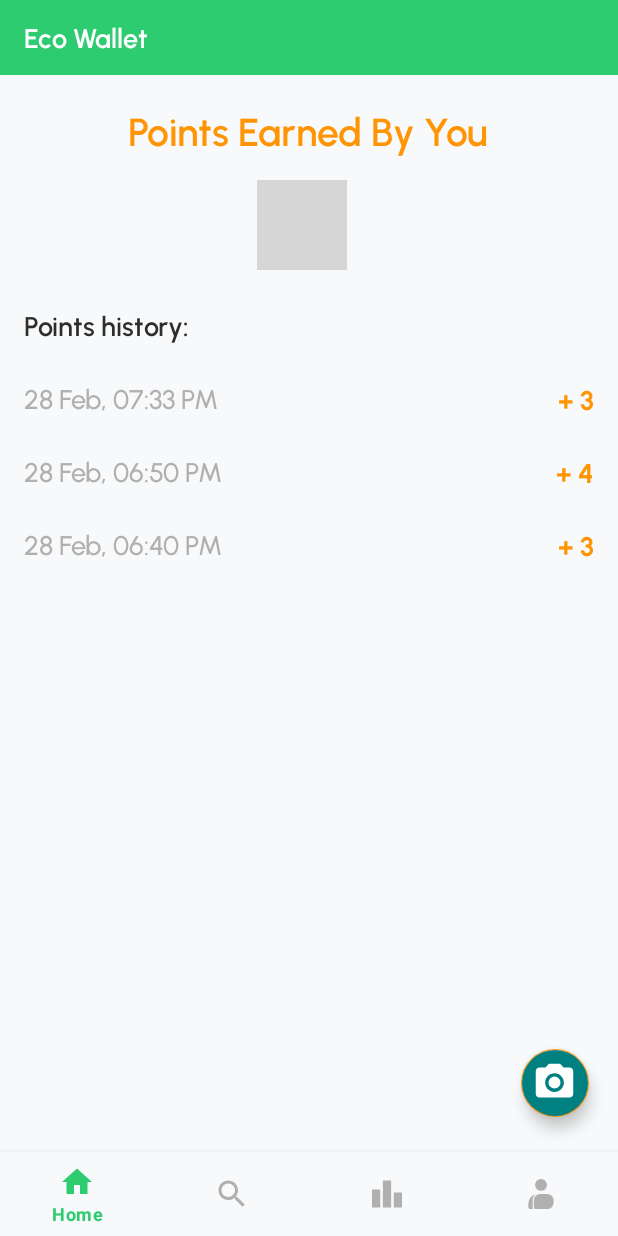
After one commit to akashs056/EcoSnap, an Android app: the fragment EcoWaletFragment placed in its activity, on a phone screen of 412 x 824 dp. The commit adds this screen. Run offline under Robolectric (Android 15) with nearby library versions, the phone set to English and light mode, and no system bars; our stand-ins replace Firebase (no records; nobody signed in at launch, a user with empty details on screens opened directly); pictures from the network do not load; grey boxes are pictures that could not be loaded.

Commit message:
feat: Wallet

```diff
--- /dev/null
+++ b/app/src/main/java/com/example/ecosnap/fragments/EcoWaletFragment.kt
@@ -0,0 +1,22 @@
+package com.example.ecosnap.fragments
+
+import android.os.Bundle
+import androidx.fragment.app.Fragment
+import android.view.LayoutInflater
+import android.view.View
+import android.view.ViewGroup
+import com.example.ecosnap.R
+import com.example.ecosnap.databinding.FragmentEcoWaletBinding
+
+class EcoWaletFragment : Fragment() {
+    private lateinit var binding: FragmentEcoWaletBinding
+    override fun onCreateView(
+        inflater: LayoutInflater, container: ViewGroup?, savedInstanceState: Bundle?
+    ): View {
+        binding = FragmentEcoWaletBinding.inflate(inflater, container, false)
+        val points = arguments?.getString("points")
+        binding.points.text = points
+        return binding.root
+    }
+
+}
--- a/app/src/main/java/com/example/ecosnap/fragments/HomeFragment.kt
+++ b/app/src/main/java/com/example/ecosnap/fragments/HomeFragment.kt
@@ -8,6 +8,7 @@ import android.view.View
 import android.view.ViewGroup
 import androidx.lifecycle.ViewModelProvider
 import androidx.recyclerview.widget.LinearLayoutManager
+import com.example.ecosnap.R
 import com.example.ecosnap.Utils.GlobalVariables
 import com.example.ecosnap.adapters.RequestAdapter
 import com.example.ecosnap.auth.LaunchActivity
@@ -43,6 +44,18 @@ class HomeFragment : Fragment() {
             binding.points.text = it.getOrNull()?.points.toString()
         }
 
+        binding.ecoWallet.setOnClickListener {
+            val fragment = EcoWaletFragment()
+            val bundle = Bundle()
+            bundle.putString("points", binding.points.text.toString())
+            fragment.arguments = bundle
+            parentFragmentManager.beginTransaction()
+                .replace(R.id.main_fragments, fragment)
+                .addToBackStack(null)
+                .commit()
+
+        }
+
         return binding.root
     }
 
--- /dev/null
+++ b/app/src/main/res/layout/fragment_eco_walet.xml
@@ -0,0 +1,169 @@
+<?xml version="1.0" encoding="utf-8"?>
+<androidx.constraintlayout.widget.ConstraintLayout xmlns:android="http://schemas.android.com/apk/res/android"
+    xmlns:app="http://schemas.android.com/apk/res-auto"
+    xmlns:tools="http://schemas.android.com/tools"
+    android:layout_width="match_parent"
+    android:layout_height="match_parent"
+    tools:context=".fragments.EcoWaletFragment">
+
+    <androidx.constraintlayout.widget.ConstraintLayout
+        android:id="@+id/topbar"
+        android:layout_width="match_parent"
+        android:layout_height="50dp"
+        android:background="@color/primary_green"
+        app:layout_constraintEnd_toEndOf="parent"
+        app:layout_constraintStart_toStartOf="parent"
+        app:layout_constraintTop_toTopOf="parent">
+
+        <TextView
+            android:layout_width="wrap_content"
+            android:layout_height="wrap_content"
+            android:layout_marginStart="16dp"
+            android:fontFamily="@font/semibold"
+            android:text="@string/eco_wallet"
+            android:textColor="@color/white"
+            android:textSize="18sp"
+            app:layout_constraintBottom_toBottomOf="parent"
+            app:layout_constraintStart_toStartOf="parent"
+            app:layout_constraintTop_toTopOf="parent" />
+    </androidx.constraintlayout.widget.ConstraintLayout>
+
+    <TextView
+        android:id="@+id/textView"
+        android:layout_width="wrap_content"
+        android:layout_height="wrap_content"
+        android:layout_marginTop="20dp"
+        android:fontFamily="@font/semibold"
+        android:text="@string/points_earned_by_you"
+        android:textColor="@color/accent_orange"
+        android:textSize="26sp"
+        app:layout_constraintEnd_toEndOf="parent"
+        app:layout_constraintHorizontal_bias="0.497"
+        app:layout_constraintStart_toStartOf="parent"
+        app:layout_constraintTop_toBottomOf="@+id/topbar" />
+
+    <ImageView
+        android:id="@+id/imageView4"
+        android:layout_width="60dp"
+        android:layout_height="60dp"
+        android:layout_marginTop="16dp"
+        android:src="@drawable/coin"
+        app:layout_constraintEnd_toStartOf="@+id/points"
+        app:layout_constraintHorizontal_bias="0.5"
+        app:layout_constraintHorizontal_chainStyle="packed"
+        app:layout_constraintStart_toStartOf="@+id/textView"
+        app:layout_constraintTop_toBottomOf="@+id/textView" />
+
+    <TextView
+        android:id="@+id/points"
+        android:layout_width="wrap_content"
+        android:layout_height="wrap_content"
+        android:layout_marginStart="8dp"
+        android:fontFamily="@font/bold"
+        android:text="0"
+        android:textColor="@color/accent_orange"
+        android:textSize="30sp"
+        app:layout_constraintBottom_toBottomOf="@+id/imageView4"
+        app:layout_constraintEnd_toEndOf="@+id/textView"
+        app:layout_constraintHorizontal_bias="0.5"
+        app:layout_constraintStart_toEndOf="@+id/imageView4"
+        app:layout_constraintTop_toTopOf="@+id/imageView4" />
+
+    <TextView
+        android:id="@+id/points_history_text"
+        android:layout_width="wrap_content"
+        android:layout_height="wrap_content"
+        android:text="@string/points_history"
+        android:textColor="@color/text_black"
+        android:textSize="18sp"
+        android:fontFamily="@font/semibold"
+        android:layout_marginTop="35dp"
+        android:layout_marginStart="16dp"
+        app:layout_constraintTop_toBottomOf="@id/points"
+        app:layout_constraintStart_toStartOf="parent"/>
+
+
+    <TextView
+        android:id="@+id/points_history_1_text"
+        android:layout_width="wrap_content"
+        android:layout_height="wrap_content"
+        android:text="28 Feb, 07:33 PM"
+        android:textColor="@color/gray"
+        android:textSize="18sp"
+        android:fontFamily="@font/medium"
+        android:layout_marginTop="25dp"
+        android:layout_marginStart="16dp"
+        app:layout_constraintTop_toBottomOf="@id/points_history_text"
+        app:layout_constraintStart_toStartOf="parent"/>
+
+    <TextView
+        android:id="@+id/points_history_1_value"
+        android:layout_width="wrap_content"
+        android:layout_height="wrap_content"
+        android:layout_marginEnd="16dp"
+        android:fontFamily="@font/bold"
+        android:text="+ 3"
+        android:textColor="@color/accent_orange"
+        android:textSize="18sp"
+        app:layout_constraintBottom_toBottomOf="@+id/points_history_1_text"
+        app:layout_constraintEnd_toEndOf="parent"
+        app:layout_constraintTop_toTopOf="@+id/points_history_1_text" />
+
+
+    <TextView
+        android:id="@+id/points_history_2_text"
+        android:layout_width="wrap_content"
+        android:layout_height="wrap_content"
+        android:text="28 Feb, 06:50 PM"
+        android:textColor="@color/gray"
+        android:textSize="18sp"
+        android:fontFamily="@font/medium"
+        android:layout_marginTop="25dp"
+        android:layout_marginStart="16dp"
+        app:layout_constraintTop_toBottomOf="@id/points_history_1_text"
+        app:layout_constraintStart_toStartOf="parent"/>
+
+    <TextView
+        android:id="@+id/points_history_2_value"
+        android:layout_width="wrap_content"
+        android:layout_height="wrap_content"
+        android:layout_marginEnd="16dp"
+        android:fontFamily="@font/bold"
+        android:text="+ 4"
+        android:textColor="@color/accent_orange"
+        android:textSize="18sp"
+        app:layout_constraintBottom_toBottomOf="@+id/points_history_2_text"
+        app:layout_constraintEnd_toEndOf="parent"
+        app:layout_constraintTop_toTopOf="@+id/points_history_2_text" />
+
+
+    <TextView
+        android:id="@+id/points_history_3_text"
+        android:layout_width="wrap_content"
+        android:layout_height="wrap_content"
+        android:text="28 Feb, 06:40 PM"
+        android:textColor="@color/gray"
+        android:textSize="18sp"
+        android:fontFamily="@font/medium"
+        android:layout_marginTop="25dp"
+        android:layout_marginStart="16dp"
+        app:layout_constraintTop_toBottomOf="@id/points_history_2_text"
+        app:layout_constraintStart_toStartOf="parent"/>
+
+    <TextView
+        android:id="@+id/points_history_3_value"
+        android:layout_width="wrap_content"
+        android:layout_height="wrap_content"
+        android:layout_marginEnd="16dp"
+        android:fontFamily="@font/bold"
+        android:text="+ 3"
+        android:textColor="@color/accent_orange"
+        android:textSize="18sp"
+        app:layout_constraintBottom_toBottomOf="@+id/points_history_3_text"
+        app:layout_constraintEnd_toEndOf="parent"
+        app:layout_constraintTop_toTopOf="@+id/points_history_3_text" />
+
+
+
+
+</androidx.constraintlayout.widget.ConstraintLayout>
--- a/app/src/main/res/layout/fragment_home.xml
+++ b/app/src/main/res/layout/fragment_home.xml
@@ -123,7 +123,7 @@
         android:orientation="horizontal">
 
         <LinearLayout
-            android:id="@+id/profile"
+            android:id="@+id/ecoWallet"
             android:layout_width="0dp"
             android:layout_height="wrap_content"
             android:layout_marginVertical="10dp"
--- a/app/src/main/res/values/strings.xml
+++ b/app/src/main/res/values/strings.xml
@@ -67,4 +67,7 @@
     <string name="description_">"Description: "</string>
     <string name="leaderboard">Leaderboard</string>
     <string name="my_profile">My Profile</string>
+    <string name="eco_wallet">Eco Wallet</string>
+    <string name="points_earned_by_you">Points Earned By You</string>
+    <string name="points_history">Points history:</string>
 </resources>
```
